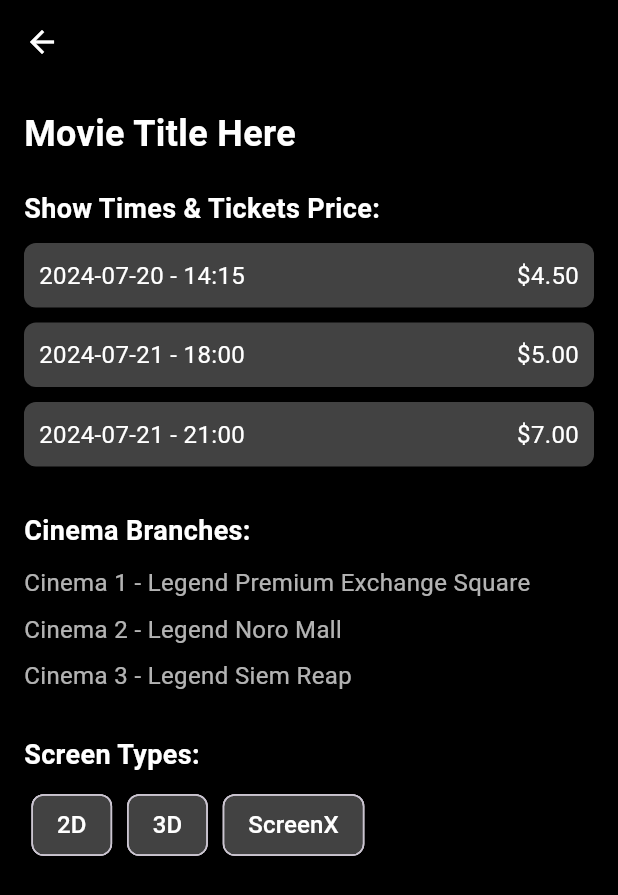
After one commit to mollikaa/clone_mobile_app, a Flutter app: the ShowTimesPage screen opened by its route, on a phone screen of 412 x 824 dp. The commit adds this screen. Shown: the top 895 px of the screen. Run offline on Flutter 3.47's test engine with Material 3 defaults, Android fonts, the light colour scheme and no system bars.

Commit message:
create movie details, showtimes, and modify NewMovieWidget

```diff
--- a/lib/main.dart
+++ b/lib/main.dart
@@ -4,6 +4,7 @@ import 'package:clone_app/screen/LocationPage.dart';
 import 'package:clone_app/screen/OffersPage.dart';
 import 'package:clone_app/screen/FbPage.dart';
 import 'package:clone_app/screen/SettingPage.dart';
+import 'package:clone_app/screen/ShowTimesPage.dart';
 import 'package:flutter/material.dart';
 import 'package:flutter/services.dart';
 
@@ -41,6 +42,14 @@ class MyAppState extends State<MyApp> {
         '/developerPage': (context) => const DeveloperPage(),
         '/fbPage': (context) => const FbPage(),
         '/settingPage': (context) => const Settingpage(),
+        '/showtime': (context) => ShowTimesPage(movieTitle: 'Movie Title Here', // Provide default values or handle routing data
+          showTimes: [
+            {'date': '2024-07-20', 'time': '14:15', 'price': '\$4.50'},
+            {'date': '2024-07-21', 'time': '18:00', 'price': '\$5.00'},
+            {'date': '2024-07-21', 'time': '21:00', 'price': '\$7.00'},
+          ],
+          cinemaBranches: ['Cinema 1 - Legend Premium Exchange Square', 'Cinema 2 - Legend Noro Mall', 'Cinema 3 - Legend Siem Reap'],
+          screenTypes: ['2D', '3D', 'ScreenX'],),
       },
     );
   }
--- /dev/null
+++ b/lib/screen/ShowTimesPage.dart
@@ -0,0 +1,161 @@
+import 'package:flutter/material.dart';
+
+class ShowTimesPage extends StatelessWidget {
+  final String movieTitle;
+  final List<Map<String, dynamic>> showTimes; // Example structure for show times
+  final List<String> cinemaBranches;
+  final List<String> screenTypes;
+
+  ShowTimesPage({
+    required this.movieTitle,
+    required this.showTimes,
+    required this.cinemaBranches,
+    required this.screenTypes,
+  });
+
+  @override
+  Widget build(BuildContext context) {
+    return Scaffold(
+      backgroundColor: Colors.black,
+      appBar: AppBar(
+        backgroundColor: Colors.black,
+        elevation: 0,
+        leading: IconButton(
+          icon: const Icon(Icons.arrow_back, color: Colors.white),
+          onPressed: () => Navigator.of(context).pop(),
+        ),
+      ),
+      body: SingleChildScrollView(
+        padding: EdgeInsets.all(16),
+        child: Column(
+          crossAxisAlignment: CrossAxisAlignment.start,
+          children: [
+            Text(
+              movieTitle,
+              style: TextStyle(
+                color: Colors.white,
+                fontSize: 24,
+                fontWeight: FontWeight.bold,
+              ),
+            ),
+            SizedBox(height: 20),
+            _buildShowTimes(),
+            SizedBox(height: 20),
+            _buildCinemaBranches(),
+            SizedBox(height: 20),
+            _buildScreenTypes(),
+          ],
+        ),
+      ),
+    );
+  }
+
+  Widget _buildShowTimes() {
+    return Column(
+      crossAxisAlignment: CrossAxisAlignment.start,
+      children: [
+        Text(
+          'Show Times & Tickets Price:',
+          style: TextStyle(
+            color: Colors.white,
+            fontSize: 18,
+            fontWeight: FontWeight.bold,
+          ),
+        ),
+        SizedBox(height: 10),
+        ...showTimes.map((showTime) {
+          return Container(
+            margin: EdgeInsets.only(bottom: 10),
+            padding: EdgeInsets.all(10),
+            decoration: BoxDecoration(
+              color: Colors.grey[800],
+              borderRadius: BorderRadius.circular(8),
+            ),
+            child: Row(
+              mainAxisAlignment: MainAxisAlignment.spaceBetween,
+              children: [
+                Text(
+                  '${showTime['date']} - ${showTime['time']}',
+                  style: TextStyle(
+                    color: Colors.white,
+                    fontSize: 16,
+                  ),
+                ),
+                Text(
+                  '${showTime['price']}',
+                  style: TextStyle(
+                    color: Colors.white,
+                    fontSize: 16,
+                  ),
+                ),
+              ],
+            ),
+          );
+        }).toList(),
+      ],
+    );
+  }
+
+  Widget _buildCinemaBranches() {
+    return Column(
+      crossAxisAlignment: CrossAxisAlignment.start,
+      children: [
+        Text(
+          'Cinema Branches:',
+          style: TextStyle(
+            color: Colors.white,
+            fontSize: 18,
+            fontWeight: FontWeight.bold,
+          ),
+        ),
+        SizedBox(height: 10),
+        ...cinemaBranches.map((branch) {
+          return Padding(
+            padding: const EdgeInsets.only(bottom: 8.0),
+            child: Text(
+              branch,
+              style: TextStyle(
+                color: Colors.white70,
+                fontSize: 16,
+              ),
+            ),
+          );
+        }).toList(),
+      ],
+    );
+  }
+
+  Widget _buildScreenTypes() {
+    return Column(
+      crossAxisAlignment: CrossAxisAlignment.start,
+      children: [
+        Text(
+          'Screen Types:',
+          style: TextStyle(
+            color: Colors.white,
+            fontSize: 18,
+            fontWeight: FontWeight.bold,
+          ),
+        ),
+        SizedBox(height: 10),
+        Row(
+          children: screenTypes.map((screenType) {
+            return Padding(
+              padding: const EdgeInsets.symmetric(horizontal: 5.0),
+              child: Chip(
+                label: Text(
+                  screenType,
+                  style: TextStyle(
+                    color: Colors.white,
+                    fontSize: 16,
+                  ),
+                ),
+                backgroundColor: Colors.grey[800],
+              ),
+            );
+          }).toList(),
+        ),
+      ],
+    );
+  }
+}
```
Also changed, not shown: lib/screen/CategoryPage.dart (deleted, +0 -40 lines), lib/screen/MovieDetailsPage.dart (added, +202 -0 lines), lib/screen/movie.dart (deleted, +0 -19 lines), lib/widgets/NewMoviesWidget.dart (+31 -10 lines).
